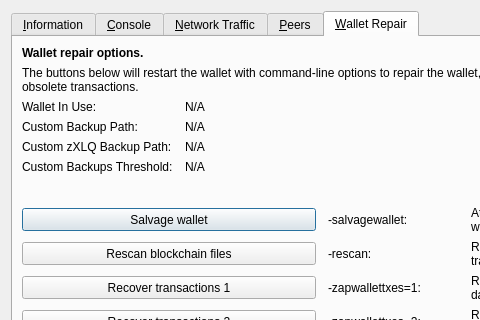
piklock/FAQO, file src/qt/forms/rpcconsole.ui: the form before one commit; both pictures show x 0 to 480 and y 0 to 320 of the 769 by 485 pixel window.
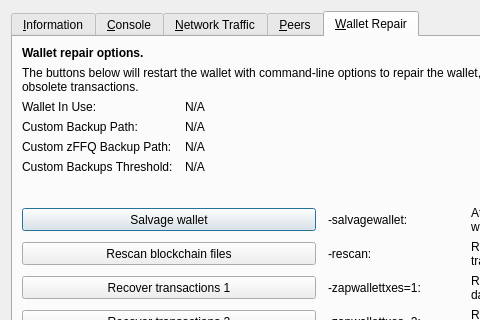
The form after the commit. The open tabs and pages were chosen to show the change. Icons and pictures are not drawn. Custom widgets are drawn as their Qt base class.

```diff
--- a/src/qt/forms/rpcconsole.ui
+++ b/src/qt/forms/rpcconsole.ui
@@ -1328,7 +1328,7 @@
        <item row="4" column="0">
         <widget class="QLabel" name="wallet_customzXLQbackuppath_label">
          <property name="text">
-          <string>Custom zXLQ Backup Path:</string>
+          <string>Custom zFFQ Backup Path:</string>
          </property>
          <property name="visible">
           <bool>false</bool>
```
Left out of the diff: 4 changed lines with no effect on the pictures.
